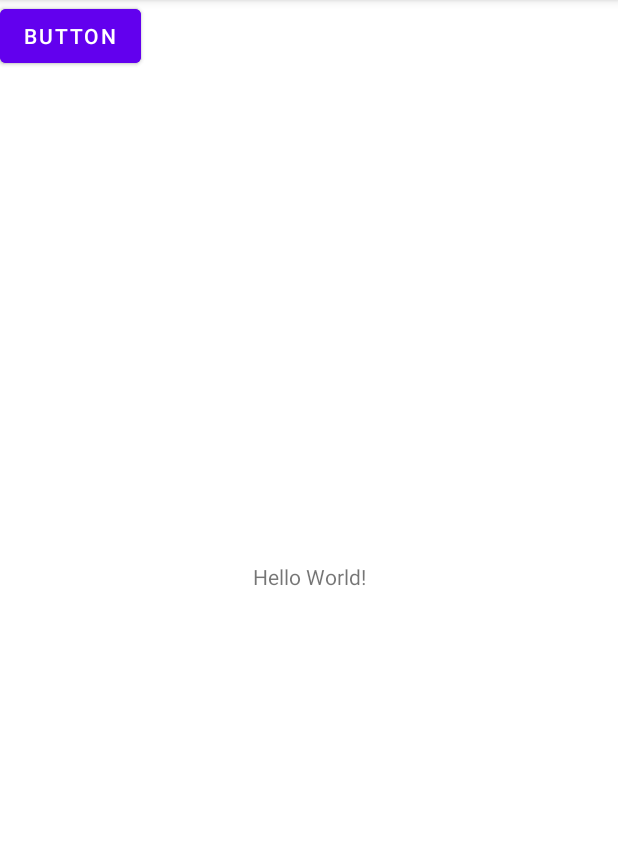
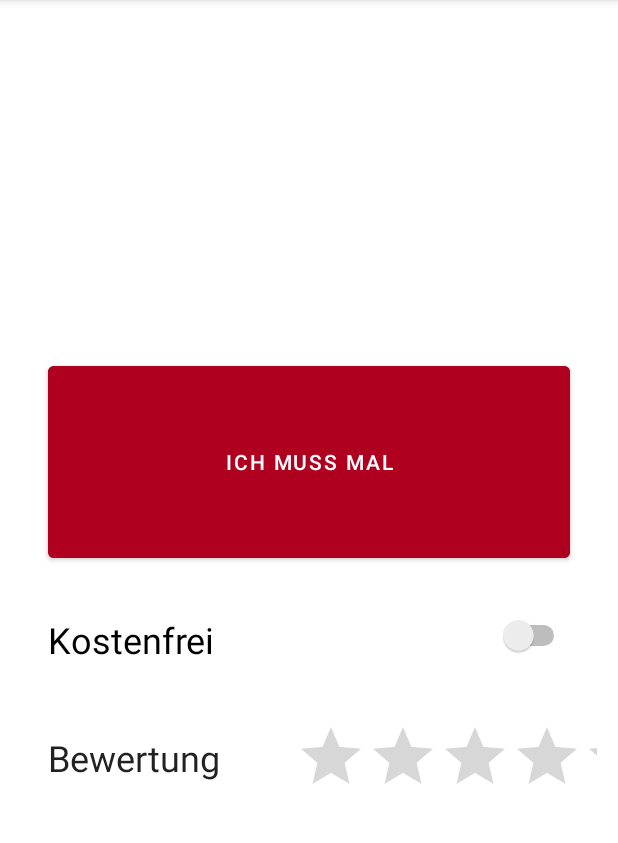
Before and after one commit to PatrickMohr/totheloo, an Android app: the screen it shows after launch (MainActivity), on a phone screen of 412 x 824 dp, the part 84-927 px from its top. Run offline under Robolectric (Android 15) with nearby library versions, the light colour scheme and no system bars.

Commit message:
vcs.xml, workspace.xml und 15 weitere dateien aktualisiert...

```diff
--- a/ToTheLooClient/ToTheLooClient/app/build.gradle
+++ b/ToTheLooClient/ToTheLooClient/app/build.gradle
@@ -33,6 +33,7 @@ dependencies {
     implementation 'androidx.appcompat:appcompat:1.2.0'
     implementation 'com.google.android.material:material:1.2.1'
     implementation 'androidx.constraintlayout:constraintlayout:2.0.4'
+    implementation 'com.google.android.gms:play-services-maps:17.0.0'
     testImplementation 'junit:junit:4.+'
     androidTestImplementation 'androidx.test.ext:junit:1.1.2'
     androidTestImplementation 'androidx.test.espresso:espresso-core:3.3.0'
--- a/ToTheLooClient/ToTheLooClient/app/src/main/java/com/example/tothelooclient/MainActivity.java
+++ b/ToTheLooClient/ToTheLooClient/app/src/main/java/com/example/tothelooclient/MainActivity.java
@@ -2,13 +2,29 @@ package com.example.tothelooclient;
 
 import androidx.appcompat.app.AppCompatActivity;
 
+import android.content.Intent;
 import android.os.Bundle;
+import android.view.View;
+import android.widget.Button;
+import android.widget.ImageButton;
 
 public class MainActivity extends AppCompatActivity {
-
+    private Button mainButton;
     @Override
     protected void onCreate(Bundle savedInstanceState) {
         super.onCreate(savedInstanceState);
         setContentView(R.layout.activity_main);
+        mainButton = (Button) findViewById(R.id.mainButton);
+        mainButton.setOnClickListener(new View.OnClickListener() {
+            @Override
+            public void onClick(View v) {
+                openMainActivity2();
+            }
+        });
+    }
+
+    public void openMainActivity2() {
+        Intent intent = new Intent(this, MainActivity2.class);
+        startActivity(intent);
     }
 }
--- a/ToTheLooClient/ToTheLooClient/app/src/main/res/layout/activity_main.xml
+++ b/ToTheLooClient/ToTheLooClient/app/src/main/res/layout/activity_main.xml
@@ -6,29 +6,58 @@
     android:layout_height="match_parent"
     tools:context=".MainActivity">
 
-    <TextView
-        android:layout_width="wrap_content"
-        android:layout_height="wrap_content"
-        android:text="Hello World!"
-        app:layout_constraintBottom_toBottomOf="parent"
-        app:layout_constraintLeft_toLeftOf="parent"
-        app:layout_constraintRight_toRightOf="parent"
+    <Button
+        android:id="@+id/mainButton"
+        android:layout_width="0dp"
+        android:layout_height="140dp"
+        android:layout_marginStart="32dp"
+        android:layout_marginTop="238dp"
+        android:layout_marginEnd="32dp"
+        android:backgroundTint="@color/design_default_color_error"
+        android:text="Ich Muss Mal"
+        app:layout_constraintEnd_toEndOf="parent"
+        app:layout_constraintHorizontal_bias="0.0"
+        app:layout_constraintStart_toStartOf="parent"
         app:layout_constraintTop_toTopOf="parent" />
 
-    <Button
-        android:id="@+id/button"
-        android:layout_width="wrap_content"
-        android:layout_height="wrap_content"
-        android:text="Button"
-        tools:layout_editor_absoluteX="159dp"
-        tools:layout_editor_absoluteY="508dp" />
+    <Switch
+        android:id="@+id/kostenSwitch"
+        android:layout_width="0dp"
+        android:layout_height="0dp"
+        android:layout_marginStart="32dp"
+        android:layout_marginTop="32dp"
+        android:layout_marginEnd="32dp"
+        android:text="Kostenfrei"
+        android:textSize="24sp"
+        app:layout_constraintEnd_toEndOf="parent"
+        app:layout_constraintStart_toStartOf="parent"
+        app:layout_constraintTop_toBottomOf="@+id/mainButton" />
 
-    <Button
-        android:id="@+id/button2"
-        android:layout_width="wrap_content"
-        android:layout_height="wrap_content"
-        android:text="Button"
-        tools:layout_editor_absoluteX="158dp"
-        tools:layout_editor_absoluteY="429dp" />
+    <RatingBar
+        android:id="@+id/ratingBar"
+        android:layout_width="201dp"
+        android:layout_height="0dp"
+        android:layout_marginTop="43dp"
+        android:layout_marginEnd="14dp"
+        app:layout_constraintEnd_toEndOf="parent"
+        app:layout_constraintTop_toBottomOf="@+id/kostenSwitch"
+        android:numStars="5"
+        android:stepSize="0.1"
+
+        />
+
+    <TextView
+        android:id="@+id/textView"
+        android:layout_width="0dp"
+        android:layout_height="32dp"
+        android:layout_marginStart="32dp"
+        android:layout_marginTop="51dp"
+        android:layout_marginEnd="16dp"
+        android:text="Bewertung"
+        android:textAppearance="@style/TextAppearance.AppCompat.Body1"
+        android:textSize="24sp"
+        app:layout_constraintEnd_toStartOf="@+id/ratingBar"
+        app:layout_constraintStart_toStartOf="parent"
+        app:layout_constraintTop_toBottomOf="@+id/kostenSwitch" />
 
 </androidx.constraintlayout.widget.ConstraintLayout>
--- a/ToTheLooClient/ToTheLooClient/app/src/main/res/values/strings.xml
+++ b/ToTheLooClient/ToTheLooClient/app/src/main/res/values/strings.xml
@@ -1,3 +1,4 @@
 <resources>
     <string name="app_name">ToTheLooClient</string>
+    <string name="title_activity_maps">Map</string>
 </resources>
```
Also changed, not shown: ToTheLooClient/ToTheLooClient/app/src/debug/res/values/google_maps_api.xml (added, +24 -0 lines), ToTheLooClient/ToTheLooClient/app/src/main/AndroidManifest.xml (+35 -0 lines), ToTheLooClient/ToTheLooClient/app/src/main/java/com/example/tothelooclient/MainActivity2.java (added, +29 -0 lines), ToTheLooClient/ToTheLooClient/app/src/main/java/com/example/tothelooclient/MainActivity3.java (added, +29 -0 lines), ToTheLooClient/ToTheLooClient/app/src/main/java/com/example/tothelooclient/MapsActivity.java (added, +46 -0 lines), ToTheLooClient/ToTheLooClient/app/src/main/res/layout/activity_main2.xml (added, +18 -0 lines), ToTheLooClient/ToTheLooClient/app/src/main/res/layout/activity_main3.xml (added, +77 -0 lines), ToTheLooClient/ToTheLooClient/app/src/main/res/layout/activity_maps.xml (added, +9 -0 lines), ToTheLooClient/ToTheLooClient/app/src/main/res/drawable-v24/toilette.png (added), ToTheLooClient/ToTheLooClient/app/src/main/res/toilette.png (added), 1 other file.
